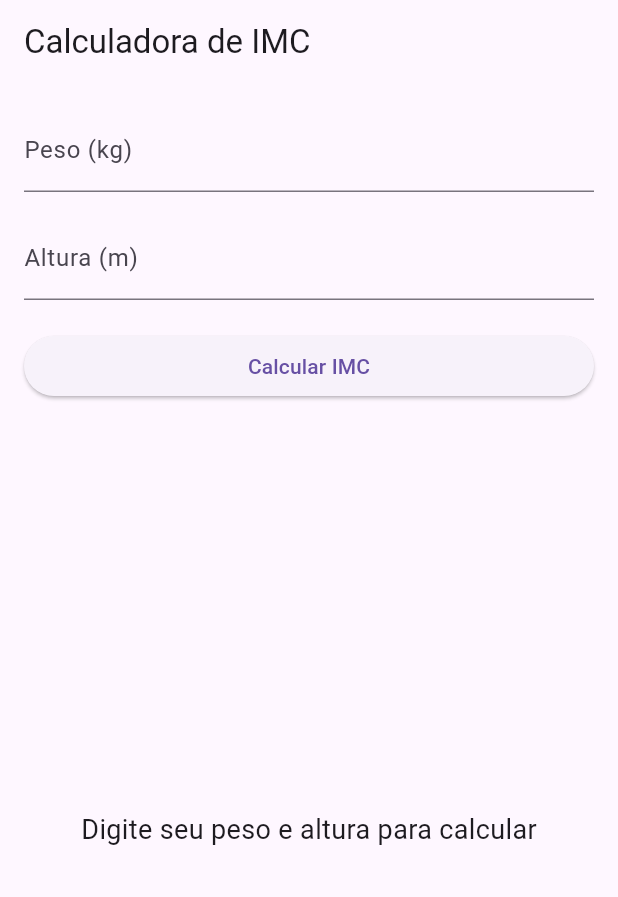
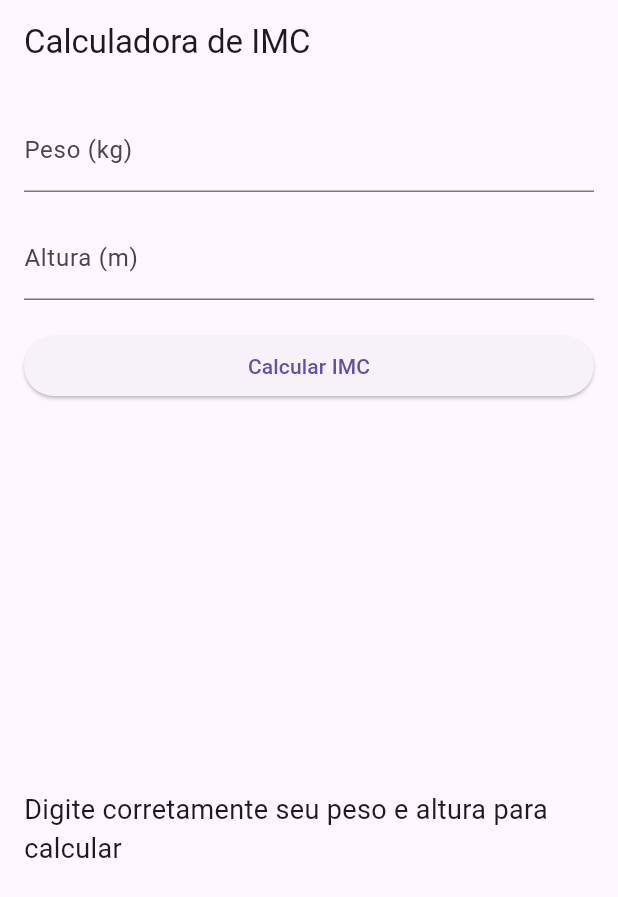
Before and after one commit to renpv/imc_calculator_flutter, a Flutter app: the screen it shows after launch, on a phone screen of 412 x 824 dp. Shown: the top 897 px of the screen. Run offline on Flutter 3.47's test engine with Material 3 defaults, Android fonts, the phone set to English and light mode, and no system bars; our stand-ins replace flutter_bloc.

Commit message:
🚧 (imc): Alteração na mensagem de retorno para valores
Somente valores válidos

```diff
--- a/lib/src/presentation/pages/imc_page.dart
+++ b/lib/src/presentation/pages/imc_page.dart
@@ -59,7 +59,7 @@ class _ImcPageState extends State<ImcPage> {
                   builder: (context, state) {
                     if (state is ImcInitial) {
                       return const Text(
-                        "Digite seu peso e altura para calcular",
+                        "Digite corretamente seu peso e altura para calcular",
                         style: TextStyle(fontSize: 18),
                       );
                     } else if (state is ImcCalculated) {
```
